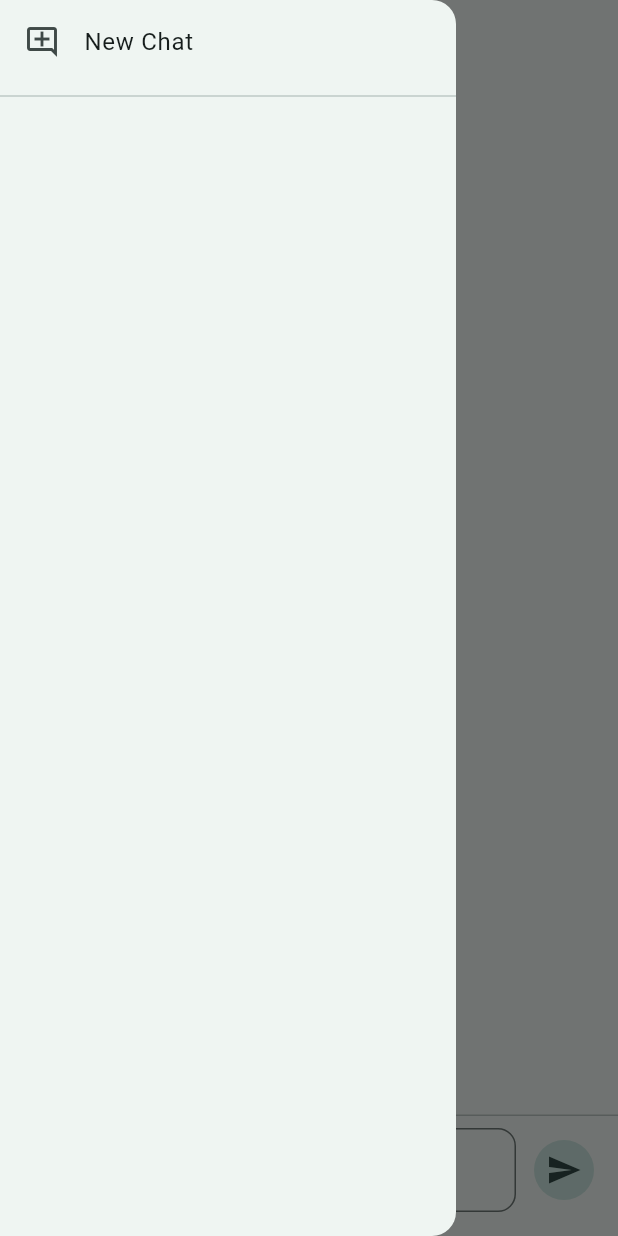
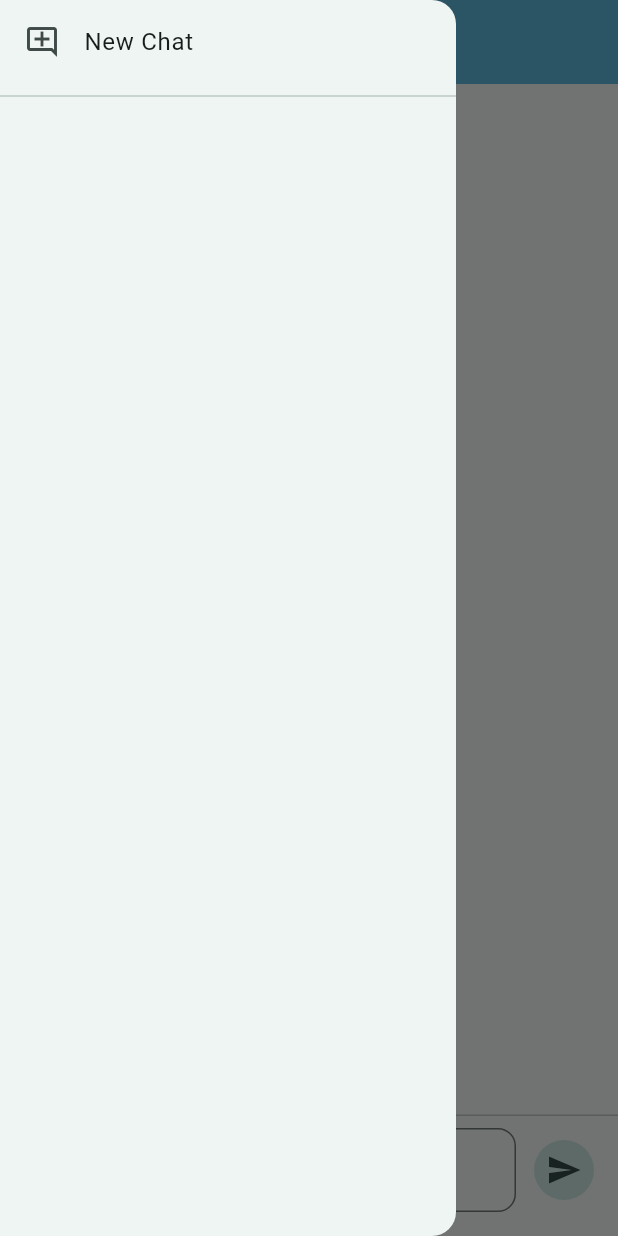
Before and after one commit to rafidahmed816/flutter-chat-app, a Flutter app: the ChatScreen screen opened by its route, with the side drawer open, on a phone screen of 412 x 824 dp. Run offline on Flutter 3.47's test engine with Material 3 defaults, Android fonts, the phone set to English and light mode, and no system bars; our stand-ins replace flutter_markdown, flutter_riverpod, sembast; missing offline and left inert: ollama.

```diff
--- a/lib/app/screens/chat_screen.dart
+++ b/lib/app/screens/chat_screen.dart
@@ -329,7 +329,7 @@ class _ChatScreenState extends ConsumerState<ChatScreen> {
   @override
   Widget build(BuildContext context) {
     return Scaffold(
-      appBar: AppBar(title: const Text('Chat App')),
+      appBar: AppBar(title: const Text('Chat App'),backgroundColor: const Color.fromARGB(255, 93, 186, 220),),
       drawer: Drawer(
         child: SafeArea(
           child: Column(
```
Also changed, not shown: 6 other files.
